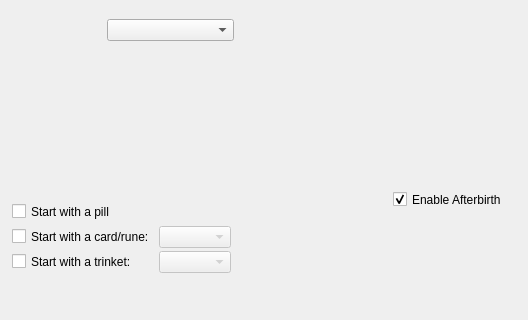
First picture: the form in mainwindow.ui, repository cptsnowball/Isaac-Character-Editor, before the edit; both pictures show x 177 to 705 and y 97 to 417 of the 705 by 417 pixel window.
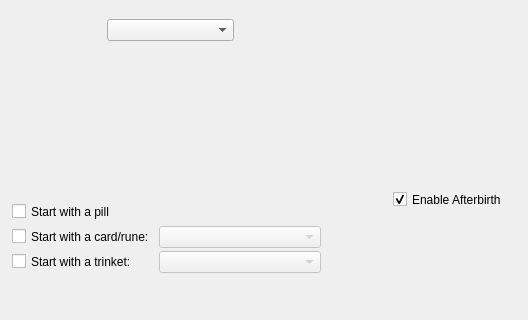
Second picture: the form after the edit.

```diff
--- a/mainwindow.ui
+++ b/mainwindow.ui
@@ -320,9 +320,6 @@
       <height>22</height>
      </rect>
     </property>
-    <property name="sizeAdjustPolicy">
-     <enum>QComboBox::AdjustToContents</enum>
-    </property>
    </widget>
    <widget class="QLabel" name="cardImageLabel">
     <property name="geometry">
@@ -384,9 +381,6 @@
       <height>22</height>
      </rect>
     </property>
-    <property name="sizeAdjustPolicy">
-     <enum>QComboBox::AdjustToContents</enum>
-    </property>
    </widget>
   </widget>
  </widget>
```
Left out of the diff: 17 changed lines with no effect on the pictures.
